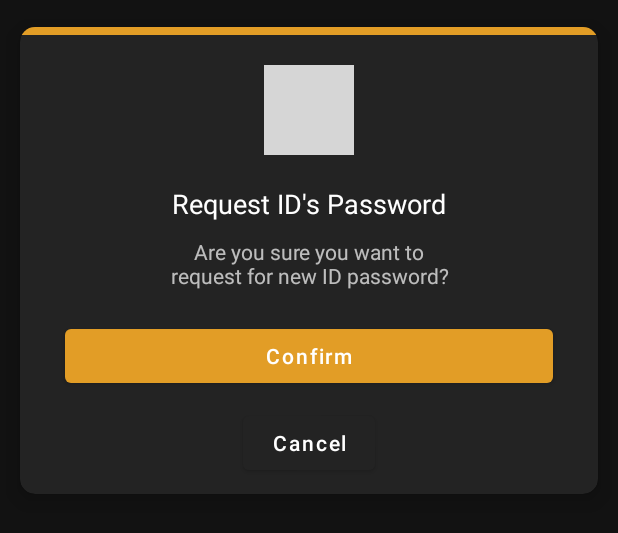
After one commit to shubhcode12/Gpuntd, an Android app: the layout dialog_change_password.xml on its own in the app's theme, with its tools: preview values and no code run, on a phone screen of 412 x 824 dp. The commit adds this screen. Shown: the top 533 px of the screen. Run offline under Robolectric (Android 15) with nearby library versions, the light colour scheme and no system bars; network calls fail; grey boxes are pictures that could not be loaded.

Commit message:
setup dialog_change_password

```diff
--- a/app/src/main/java/com/gpuntd/app/adapter/MyDataAdapter.java
+++ b/app/src/main/java/com/gpuntd/app/adapter/MyDataAdapter.java
@@ -19,6 +19,7 @@ import android.widget.TextView;
 import android.widget.Toast;
 
 import androidx.annotation.NonNull;
+import androidx.appcompat.app.AlertDialog;
 import androidx.recyclerview.widget.RecyclerView;
 
 import com.bumptech.glide.Glide;
@@ -27,9 +28,11 @@ import com.daasuu.bl.ArrowDirection;
 import com.daasuu.bl.BubbleLayout;
 import com.daasuu.bl.BubblePopupHelper;
 import com.google.android.material.textfield.TextInputEditText;
+import com.gpuntd.app.CloseIdActivity;
 import com.gpuntd.app.CreateIdActivity;
 import com.gpuntd.app.DepositActivity;
 import com.gpuntd.app.DepositIDActivity;
+import com.gpuntd.app.MainActivity;
 import com.gpuntd.app.Models.Create_ID_Data;
 import com.gpuntd.app.Models.My_ID_Data;
 import com.gpuntd.app.MyIdDetailsActivity;
@@ -199,6 +202,32 @@ public class MyDataAdapter extends RecyclerView.Adapter<MyDataAdapter.MyViewHold
             context.startActivity(intent);
         });
 
+        holder.pchange.setOnClickListener(new View.OnClickListener() {
+            @Override
+            public void onClick(View view) {
+                AlertDialog.Builder builder = new AlertDialog.Builder(context);
+                View root = LayoutInflater.from(context).inflate(R.layout.dialog_change_password, view.findViewById(R.id.requestIdPassView));
+                builder.setView(root);
+                final AlertDialog alertDialog = builder.create();
+                Button btnRequest = root.findViewById(R.id.btnRequestConfirm);
+                btnRequest.setOnClickListener(new View.OnClickListener() {
+                    @Override
+                    public void onClick(View view) {
+                        Toast.makeText(context, "Id Name : " + myIdData.getIdName(), Toast.LENGTH_SHORT).show();
+                    }
+                });
+
+                if (alertDialog.getWindow() != null){
+                    alertDialog.getWindow().setBackgroundDrawable(new ColorDrawable(0));
+                }
+                alertDialog.show();
+            }
+        });
+
+        holder.pclose.setOnClickListener(view -> {
+            context.startActivity(new Intent(context, CloseIdActivity.class));
+        });
+
     }
 
    public void open( String url) {
--- /dev/null
+++ b/app/src/main/res/layout/dialog_change_password.xml
@@ -0,0 +1,78 @@
+<?xml version="1.0" encoding="utf-8"?>
+<androidx.cardview.widget.CardView xmlns:android="http://schemas.android.com/apk/res/android"
+    xmlns:app="http://schemas.android.com/apk/res-auto"
+    android:layout_width="match_parent"
+    android:layout_height="wrap_content"
+    android:id="@+id/requestIdPassView"
+    app:cardBackgroundColor="@color/cardBgColor"
+    app:cardCornerRadius="10dp"
+    app:cardElevation="10dp"
+    app:cardUseCompatPadding="true">
+
+
+    <LinearLayout
+        android:layout_width="match_parent"
+        android:layout_height="wrap_content"
+        android:orientation="vertical"
+        android:paddingBottom="10dp">
+
+
+        <View
+            android:layout_width="match_parent"
+            android:layout_height="5dp"
+            android:background="@color/colorPrimary" />
+
+        <ImageView
+            android:layout_width="60dp"
+            android:layout_height="60dp"
+            android:layout_gravity="center_horizontal"
+            android:layout_margin="20dp"
+            android:background="@drawable/round_icon_bg"
+            android:padding="10dp"
+            android:src="@drawable/ic_logout" />
+
+        <TextView
+            android:layout_width="wrap_content"
+            android:layout_height="wrap_content"
+            android:layout_gravity="center_horizontal"
+            android:text="Request ID's Password"
+            android:textColor="@color/white"
+            android:textSize="18sp" />
+
+        <TextView
+            android:layout_width="200dp"
+            android:layout_height="wrap_content"
+            android:layout_gravity="center_horizontal"
+            android:layout_marginTop="10dp"
+            android:maxLines="2"
+            android:minLines="2"
+            android:text="Are you sure you want to request for new ID password?"
+            android:textAlignment="center"
+            android:textSize="14sp" />
+
+
+        <Button
+            android:id="@+id/btnRequestConfirm"
+            android:layout_width="match_parent"
+            android:layout_height="wrap_content"
+            android:layout_gravity="center_horizontal"
+            android:layout_marginStart="30dp"
+            android:layout_marginTop="20dp"
+            android:layout_marginEnd="30dp"
+            android:text="Confirm"
+            android:textAllCaps="false" />
+
+        <Button
+            android:id="@+id/btnCancelRequest"
+            android:layout_width="wrap_content"
+            android:layout_height="wrap_content"
+            android:layout_gravity="center_horizontal"
+            android:layout_marginTop="10dp"
+            android:backgroundTint="@color/cardBgColor"
+            android:text="Cancel"
+            android:textAllCaps="false" />
+
+
+    </LinearLayout>
+
+</androidx.cardview.widget.CardView>
```
